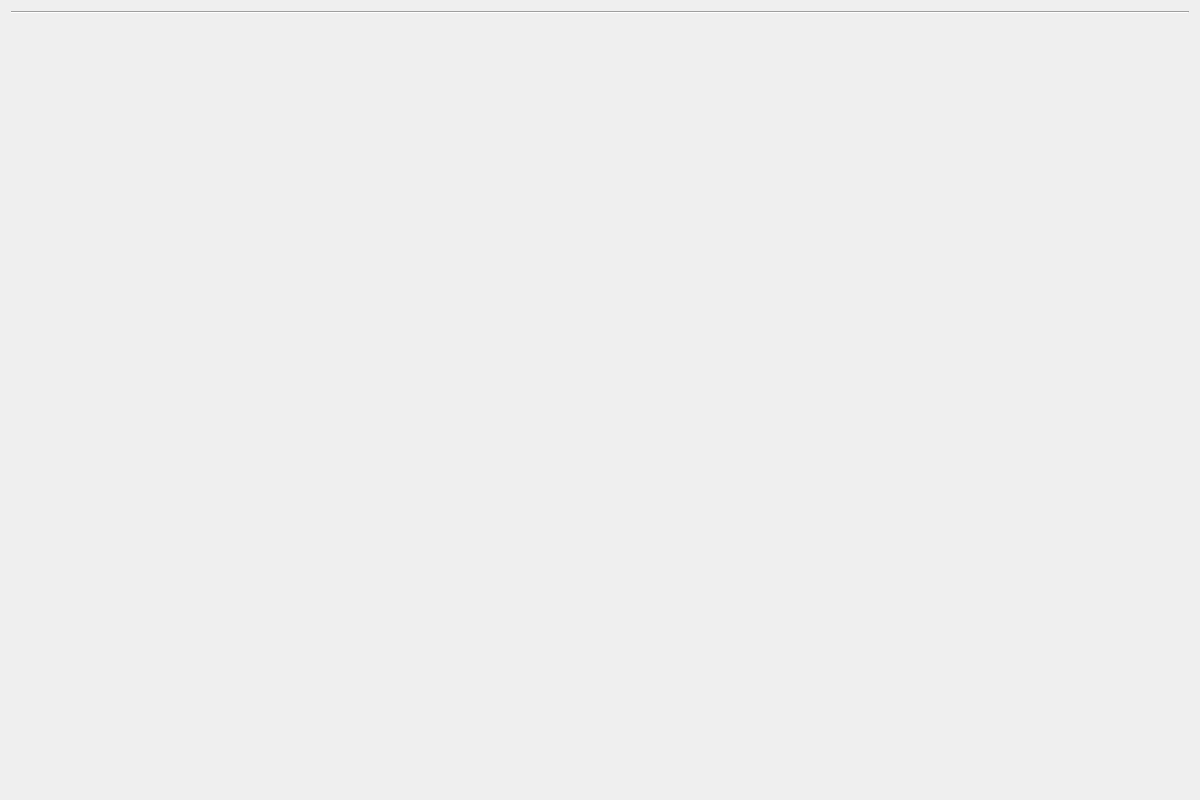
Above: lab_4/graph_table.ui from fatvlady/sys-an-labs before the change. Below: the same form after it.
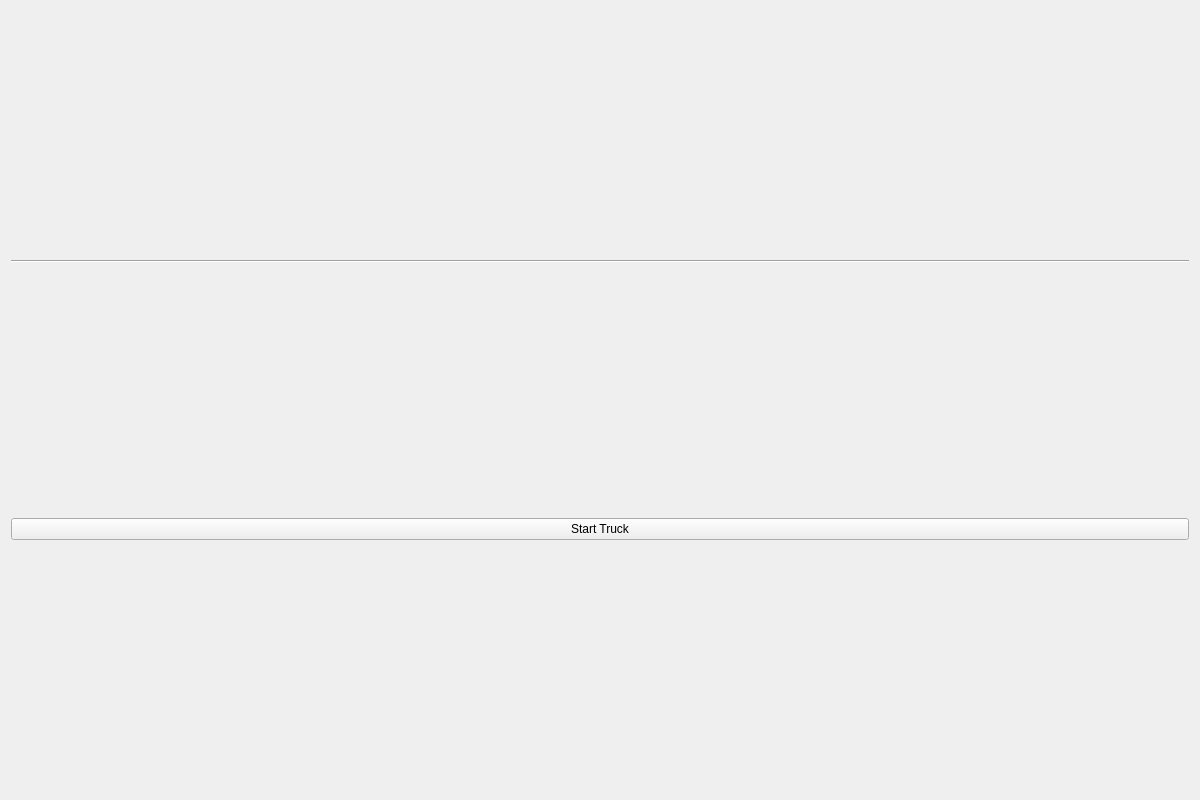
That is the form after the change.

Commit message: graph plotter beta version created

The edit to the form file:
```diff
--- a/lab_4/graph_table.ui
+++ b/lab_4/graph_table.ui
@@ -31,7 +31,15 @@
     </widget>
    </item>
    <item>
-    <layout class="QHBoxLayout" name="buttons_layout"/>
+    <layout class="QHBoxLayout" name="buttons_layout">
+     <item>
+      <widget class="QPushButton" name="start_button">
+       <property name="text">
+        <string>Start Truck</string>
+       </property>
+      </widget>
+     </item>
+    </layout>
    </item>
   </layout>
  </widget>
```
Left out of the diff: 26 changed lines with no effect on the pictures. The commit also changes 5 other files.
